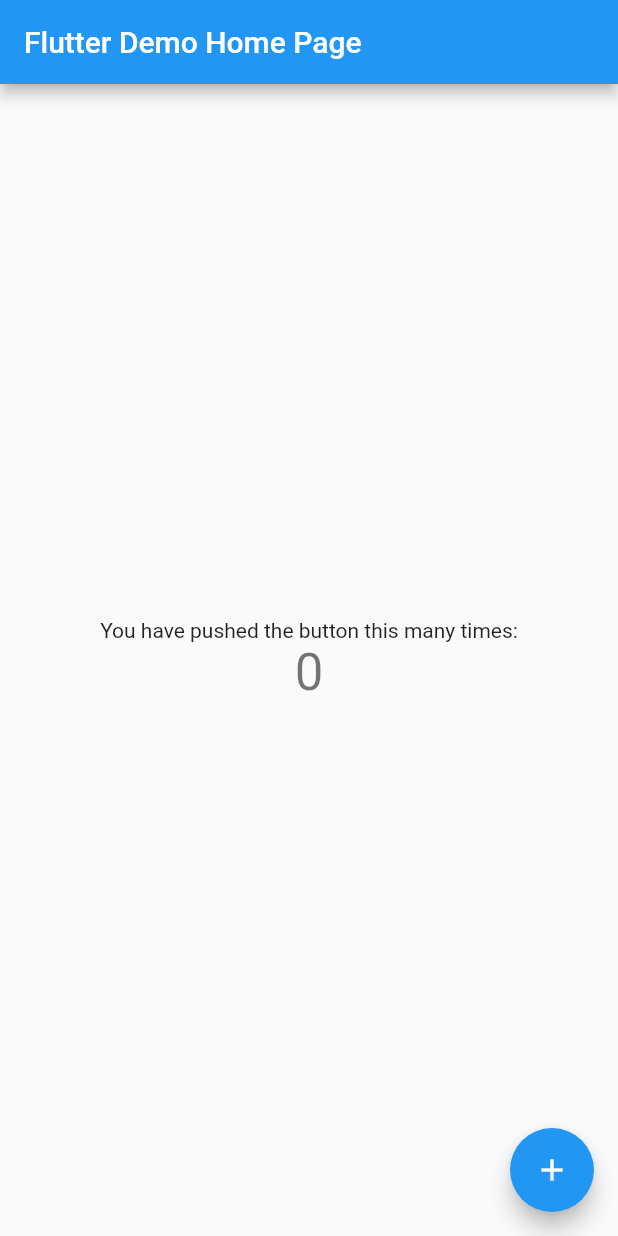
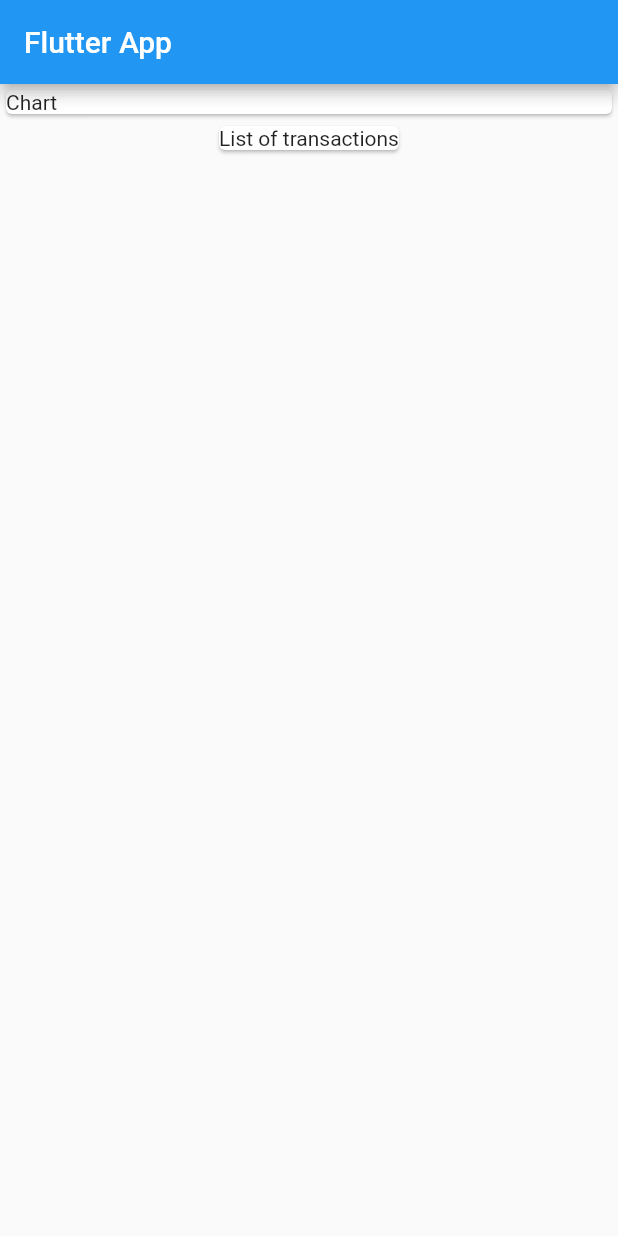
Before and after one commit to Damian9696/personal_expenses, a Flutter app: the screen it shows after launch, on a phone screen of 412 x 824 dp. Run offline on Flutter 3.47's test engine with Material 2 defaults, Android fonts, the phone set to English and light mode, and no system bars.

Commit message:
Added pre-setup widgets for chart and list;

```diff
--- a/lib/main.dart
+++ b/lib/main.dart
@@ -1,113 +1,37 @@
 import 'package:flutter/material.dart';
 
-void main() {
-  runApp(MyApp());
-}
+void main() => runApp(MyApp());
 
 class MyApp extends StatelessWidget {
-  // This widget is the root of your application.
   @override
   Widget build(BuildContext context) {
     return MaterialApp(
-      title: 'Flutter Demo',
-      theme: ThemeData(
-        // This is the theme of your application.
-        //
-        // Try running your application with "flutter run". You'll see the
-        // application has a blue toolbar. Then, without quitting the app, try
-        // changing the primarySwatch below to Colors.green and then invoke
-        // "hot reload" (press "r" in the console where you ran "flutter run",
-        // or simply save your changes to "hot reload" in a Flutter IDE).
-        // Notice that the counter didn't reset back to zero; the application
-        // is not restarted.
-        primarySwatch: Colors.blue,
-      ),
-      home: MyHomePage(title: 'Flutter Demo Home Page'),
+      title: 'Flutter App',
+      home: MyHomePage(),
     );
   }
 }
 
-class MyHomePage extends StatefulWidget {
-  MyHomePage({Key? key, required this.title}) : super(key: key);
-
-  // This widget is the home page of your application. It is stateful, meaning
-  // that it has a State object (defined below) that contains fields that affect
-  // how it looks.
-
-  // This class is the configuration for the state. It holds the values (in this
-  // case the title) provided by the parent (in this case the App widget) and
-  // used by the build method of the State. Fields in a Widget subclass are
-  // always marked "final".
-
-  final String title;
-
-  @override
-  _MyHomePageState createState() => _MyHomePageState();
-}
-
-class _MyHomePageState extends State<MyHomePage> {
-  int _counter = 0;
-
-  void _incrementCounter() {
-    setState(() {
-      // This call to setState tells the Flutter framework that something has
-      // changed in this State, which causes it to rerun the build method below
-      // so that the display can reflect the updated values. If we changed
-      // _counter without calling setState(), then the build method would not be
-      // called again, and so nothing would appear to happen.
-      _counter++;
-    });
-  }
-
+class MyHomePage extends StatelessWidget {
   @override
   Widget build(BuildContext context) {
-    // This method is rerun every time setState is called, for instance as done
-    // by the _incrementCounter method above.
-    //
-    // The Flutter framework has been optimized to make rerunning build methods
-    // fast, so that you can just rebuild anything that needs updating rather
-    // than having to individually change instances of widgets.
     return Scaffold(
       appBar: AppBar(
-        // Here we take the value from the MyHomePage object that was created by
-        // the App.build method, and use it to set our appbar title.
-        title: Text(widget.title),
+        title: Text('Flutter App'),
       ),
-      body: Center(
-        // Center is a layout widget. It takes a single child and positions it
-        // in the middle of the parent.
-        child: Column(
-          // Column is also a layout widget. It takes a list of children and
-          // arranges them vertically. By default, it sizes itself to fit its
-          // children horizontally, and tries to be as tall as its parent.
-          //
-          // Invoke "debug painting" (press "p" in the console, choose the
-          // "Toggle Debug Paint" action from the Flutter Inspector in Android
-          // Studio, or the "Toggle Debug Paint" command in Visual Studio Code)
-          // to see the wireframe for each widget.
-          //
-          // Column has various properties to control how it sizes itself and
-          // how it positions its children. Here we use mainAxisAlignment to
-          // center the children vertically; the main axis here is the vertical
-          // axis because Columns are vertical (the cross axis would be
-          // horizontal).
-          mainAxisAlignment: MainAxisAlignment.center,
-          children: <Widget>[
-            Text(
-              'You have pushed the button this many times:',
+      body: Column(
+        children: [
+          Container(
+            width: double.infinity,
+            child: Card(
+              child: Text("Chart"),
             ),
-            Text(
-              '$_counter',
-              style: Theme.of(context).textTheme.headline4,
-            ),
-          ],
-        ),
+          ),
+          Card(
+            child: Text("List of transactions"),
+          )
+        ],
       ),
-      floatingActionButton: FloatingActionButton(
-        onPressed: _incrementCounter,
-        tooltip: 'Increment',
-        child: Icon(Icons.add),
-      ), // This trailing comma makes auto-formatting nicer for build methods.
     );
   }
 }
```
